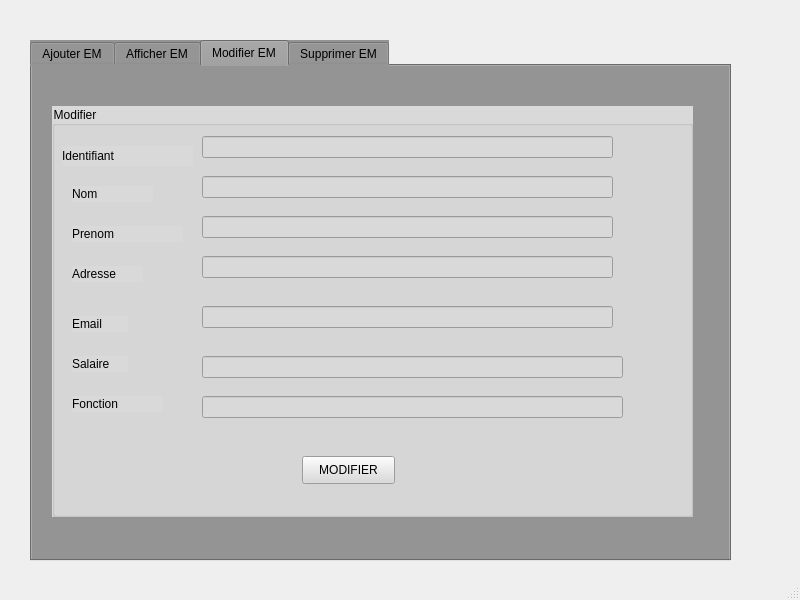
This is mainwindow.ui in YasmineJebali/Smart_contracting-and-construction-compagny_2A8 as Qt 5 draws it before an edit. The edited form follows.
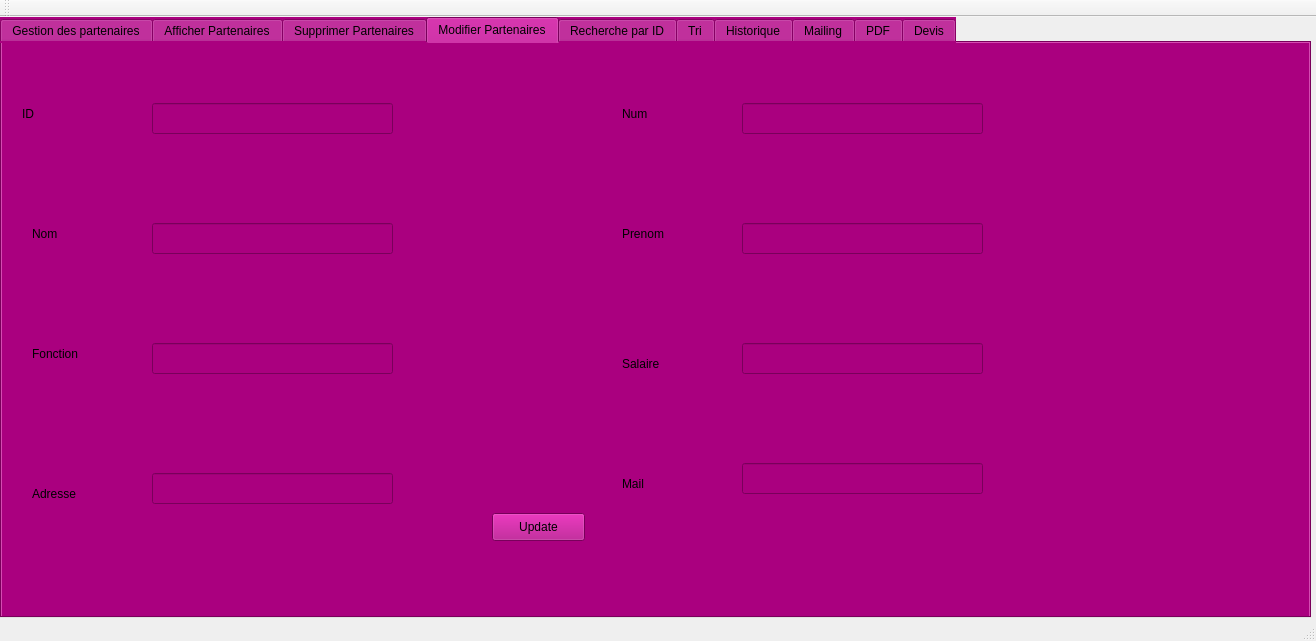
This is the edited form. The open tabs and pages were chosen to show the change.

The edit to the form file:
```diff
--- a/mainwindow.ui
+++ b/mainwindow.ui
@@ -6,36 +6,35 @@
    <rect>
     <x>0</x>
     <y>0</y>
-    <width>800</width>
-    <height>600</height>
+    <width>1316</width>
+    <height>641</height>
    </rect>
   </property>
   <property name="windowTitle">
    <string>MainWindow</string>
   </property>
-  <widget class="QWidget" name="centralwidget">
-   <widget class="QTabWidget" name="le_id_sup">
+  <widget class="QWidget" name="centralWidget">
+   <widget class="QTabWidget" name="tabWidget">
     <property name="geometry">
      <rect>
-      <x>30</x>
-      <y>40</y>
-      <width>701</width>
-      <height>521</height>
+      <x>0</x>
+      <y>0</y>
+      <width>1311</width>
+      <height>601</height>
      </rect>
     </property>
     <property name="accessibleName">
      <string/>
     </property>
     <property name="styleSheet">
-     <string notr="true">
-background-color: rgb(148, 148, 148);</string>
+     <string notr="true">background-color: rgb(170, 0, 127);</string>
     </property>
     <property name="currentIndex">
      <number>2</number>
     </property>
-    <widget class="QWidget" name="widget">
+    <widget class="QWidget" name="tab">
      <attribute name="title">
-      <string>Ajouter EM</string>
+      <string>Gestion des partenaires</string>
      </attribute>
      <widget class="QGroupBox" name="groupBox">
       <property name="geometry">
@@ -217,7 +216,23 @@
         </rect>
        </property>
       </widget>
-      <widget class="QLineEdit" name="fonction">
+     </widget>
+     <widget class="QGroupBox" name="groupBox_2">
+      <property name="geometry">
+       <rect>
+        <x>310</x>
+        <y>90</y>
+        <width>171</width>
+        <height>291</height>
+       </rect>
+      </property>
+      <property name="styleSheet">
+       <string notr="true">font: 16pt &quot;MS Shell Dlg 2&quot;;</string>
+      </property>
+      <property name="title">
+       <string>CRUD</string>
+      </property>
+      <widget class="QPushButton" name="pbajouter">
        <property name="geometry">
         <rect>
          <x>150</x>
@@ -231,232 +246,408 @@
     </widget>
     <widget class="QWidget" name="tab_3">
      <attribute name="title">
-      <string>Afficher EM</string>
+      <string>Afficher Partenaires</string>
      </attribute>
      <widget class="QTableView" name="tab_employee">
       <property name="geometry">
        <rect>
-        <x>70</x>
+        <x>50</x>
+        <y>30</y>
+        <width>431</width>
+        <height>411</height>
+       </rect>
+      </property>
+     </widget>
+    </widget>
+    <widget class="QWidget" name="tab_4">
+     <attribute name="title">
+      <string>Supprimer Partenaires</string>
+     </attribute>
+     <widget class="QPushButton" name="sup">
+      <property name="geometry">
+       <rect>
+        <x>300</x>
+        <y>120</y>
+        <width>93</width>
+        <height>28</height>
+       </rect>
+      </property>
+      <property name="text">
+       <string>Supprimer</string>
+      </property>
+     </widget>
+     <widget class="QLabel" name="label_8">
+      <property name="geometry">
+       <rect>
+        <x>50</x>
         <y>50</y>
-        <width>521</width>
-        <height>331</height>
+        <width>221</width>
+        <height>16</height>
        </rect>
       </property>
-      <property name="styleSheet">
-       <string notr="true">background-color: rgb(218, 217, 217);
-</string>
+      <property name="text">
+       <string>Entrer l'ID du partenaire à supprimer</string>
+      </property>
+     </widget>
+     <widget class="QLineEdit" name="le_id_sup">
+      <property name="geometry">
+       <rect>
+        <x>410</x>
+        <y>50</y>
+        <width>113</width>
+        <height>22</height>
+       </rect>
       </property>
      </widget>
     </widget>
     <widget class="QWidget" name="tab_2">
      <attribute name="title">
-      <string>Modifier EM</string>
+      <string>Modifier Partenaires</string>
      </attribute>
-     <widget class="QListWidget" name="listWidget">
+     <widget class="QLineEdit" name="lee_Id">
       <property name="geometry">
        <rect>
-        <x>400</x>
-        <y>100</y>
-        <width>256</width>
-        <height>192</height>
+        <x>150</x>
+        <y>60</y>
+        <width>241</width>
+        <height>31</height>
        </rect>
       </property>
      </widget>
-     <widget class="QGroupBox" name="groupBox_2">
+     <widget class="QLineEdit" name="lee_Nom">
+      <property name="geometry">
+       <rect>
+        <x>150</x>
+        <y>180</y>
+        <width>241</width>
+        <height>31</height>
+       </rect>
+      </property>
+     </widget>
+     <widget class="QLineEdit" name="lee_Fonction">
+      <property name="geometry">
+       <rect>
+        <x>150</x>
+        <y>300</y>
+        <width>241</width>
+        <height>31</height>
+       </rect>
+      </property>
+     </widget>
+     <widget class="QLineEdit" name="lee_Adresse">
+      <property name="geometry">
+       <rect>
+        <x>150</x>
+        <y>430</y>
+        <width>241</width>
+        <height>31</height>
+       </rect>
+      </property>
+     </widget>
+     <widget class="QLineEdit" name="lee_Num">
+      <property name="geometry">
+       <rect>
+        <x>740</x>
+        <y>60</y>
+        <width>241</width>
+        <height>31</height>
+       </rect>
+      </property>
+     </widget>
+     <widget class="QLineEdit" name="lee_Prenom">
+      <property name="geometry">
+       <rect>
+        <x>740</x>
+        <y>180</y>
+        <width>241</width>
+        <height>31</height>
+       </rect>
+      </property>
+     </widget>
+     <widget class="QLineEdit" name="lee_Salaire">
+      <property name="geometry">
+       <rect>
+        <x>740</x>
+        <y>300</y>
+        <width>241</width>
+        <height>31</height>
+       </rect>
+      </property>
+     </widget>
+     <widget class="QLineEdit" name="lee_mail">
+      <property name="geometry">
+       <rect>
+        <x>740</x>
+        <y>420</y>
+        <width>241</width>
+        <height>31</height>
+       </rect>
+      </property>
+     </widget>
+     <widget class="QLabel" name="label_9">
       <property name="geometry">
        <rect>
         <x>20</x>
-        <y>40</y>
-        <width>641</width>
+        <y>60</y>
+        <width>111</width>
+        <height>21</height>
+       </rect>
+      </property>
+      <property name="text">
+       <string>ID</string>
+      </property>
+     </widget>
+     <widget class="QLabel" name="label_10">
+      <property name="geometry">
+       <rect>
+        <x>30</x>
+        <y>180</y>
+        <width>111</width>
+        <height>21</height>
+       </rect>
+      </property>
+      <property name="text">
+       <string>Nom</string>
+      </property>
+     </widget>
+     <widget class="QLabel" name="label_11">
+      <property name="geometry">
+       <rect>
+        <x>30</x>
+        <y>300</y>
+        <width>111</width>
+        <height>21</height>
+       </rect>
+      </property>
+      <property name="text">
+       <string>Fonction</string>
+      </property>
+     </widget>
+     <widget class="QLabel" name="label_12">
+      <property name="geometry">
+       <rect>
+        <x>30</x>
+        <y>440</y>
+        <width>111</width>
+        <height>21</height>
+       </rect>
+      </property>
+      <property name="text">
+       <string>Adresse</string>
+      </property>
+     </widget>
+     <widget class="QLabel" name="label_13">
+      <property name="geometry">
+       <rect>
+        <x>620</x>
+        <y>60</y>
+        <width>111</width>
+        <height>21</height>
+       </rect>
+      </property>
+      <property name="text">
+       <string>Num</string>
+      </property>
+     </widget>
+     <widget class="QLabel" name="label_14">
+      <property name="geometry">
+       <rect>
+        <x>620</x>
+        <y>180</y>
+        <width>111</width>
+        <height>21</height>
+       </rect>
+      </property>
+      <property name="text">
+       <string>Prenom</string>
+      </property>
+     </widget>
+     <widget class="QLabel" name="label_15">
+      <property name="geometry">
+       <rect>
+        <x>620</x>
+        <y>310</y>
+        <width>111</width>
+        <height>21</height>
+       </rect>
+      </property>
+      <property name="text">
+       <string>Salaire</string>
+      </property>
+     </widget>
+     <widget class="QLabel" name="label_16">
+      <property name="geometry">
+       <rect>
+        <x>620</x>
+        <y>430</y>
+        <width>111</width>
+        <height>21</height>
+       </rect>
+      </property>
+      <property name="text">
+       <string>Mail</string>
+      </property>
+     </widget>
+     <widget class="QPushButton" name="pbupdate">
+      <property name="geometry">
+       <rect>
+        <x>490</x>
+        <y>470</y>
+        <width>93</width>
+        <height>28</height>
+       </rect>
+      </property>
+      <property name="text">
+       <string>Update</string>
+      </property>
+     </widget>
+    </widget>
+    <widget class="QWidget" name="tab_5">
+     <attribute name="title">
+      <string>Recherche par ID</string>
+     </attribute>
+     <widget class="QLabel" name="label_17">
+      <property name="geometry">
+       <rect>
+        <x>180</x>
+        <y>80</y>
+        <width>321</width>
+        <height>16</height>
+       </rect>
+      </property>
+      <property name="text">
+       <string>Entrez l'ID du partenaire pour afficher ses coordonnées</string>
+      </property>
+     </widget>
+     <widget class="QPushButton" name="reche">
+      <property name="geometry">
+       <rect>
+        <x>470</x>
+        <y>160</y>
+        <width>93</width>
+        <height>28</height>
+       </rect>
+      </property>
+      <property name="text">
+       <string>Rechercher</string>
+      </property>
+     </widget>
+     <widget class="QLineEdit" name="search_id">
+      <property name="geometry">
+       <rect>
+        <x>550</x>
+        <y>80</y>
+        <width>113</width>
+        <height>22</height>
+       </rect>
+      </property>
+     </widget>
+     <widget class="QTableView" name="tabView">
+      <property name="geometry">
+       <rect>
+        <x>105</x>
+        <y>201</y>
+        <width>961</width>
+        <height>271</height>
+       </rect>
+      </property>
+     </widget>
+     <widget class="QLineEdit" name="search_prenom">
+      <property name="geometry">
+       <rect>
+        <x>880</x>
+        <y>80</y>
+        <width>113</width>
+        <height>22</height>
+       </rect>
+      </property>
+     </widget>
+    </widget>
+    <widget class="QWidget" name="tab_6">
+     <attribute name="title">
+      <string>Tri</string>
+     </attribute>
+     <widget class="QRadioButton" name="TRIID">
+      <property name="geometry">
+       <rect>
+        <x>130</x>
+        <y>100</y>
+        <width>151</width>
+        <height>71</height>
+       </rect>
+      </property>
+      <property name="text">
+       <string>Identifiant Partenaire</string>
+      </property>
+     </widget>
+     <widget class="QRadioButton" name="TRINOM">
+      <property name="geometry">
+       <rect>
+        <x>360</x>
+        <y>100</y>
+        <width>141</width>
+        <height>81</height>
+       </rect>
+      </property>
+      <property name="text">
+       <string>Nom Partenaire</string>
+      </property>
+     </widget>
+     <widget class="QFrame" name="frame">
+      <property name="geometry">
+       <rect>
+        <x>100</x>
+        <y>49</y>
+        <width>541</width>
+        <height>191</height>
+       </rect>
+      </property>
+      <property name="styleSheet">
+       <string notr="true">padding : 5px;
+border-raduis:5px;
+font-weight:bold;
+</string>
+      </property>
+      <property name="frameShape">
+       <enum>QFrame::StyledPanel</enum>
+      </property>
+      <property name="frameShadow">
+       <enum>QFrame::Raised</enum>
+      </property>
+     </widget>
+     <widget class="QTableView" name="tab_part_2">
+      <property name="geometry">
+       <rect>
+        <x>670</x>
+        <y>30</y>
+        <width>551</width>
+        <height>461</height>
+       </rect>
+      </property>
+     </widget>
+     <zorder>frame</zorder>
+     <zorder>TRIID</zorder>
+     <zorder>TRINOM</zorder>
+     <zorder>tab_part_2</zorder>
+    </widget>
+    <widget class="QWidget" name="tab_8">
+     <attribute name="title">
+      <string>Historique</string>
+     </attribute>
+     <widget class="QTextBrowser" name="historique">
+      <property name="geometry">
+       <rect>
+        <x>45</x>
+        <y>31</y>
+        <width>1231</width>
         <height>411</height>
        </rect>
       </property>
-      <property name="styleSheet">
-       <string notr="true">font: 10pt &quot;MS Shell Dlg 2&quot;;
-background-color: rgb(218, 217, 217);</string>
-      </property>
-      <property name="title">
-       <string>Modifier</string>
-      </property>
-      <widget class="QLabel" name="le_id_3">
-       <property name="geometry">
-        <rect>
-         <x>10</x>
-         <y>40</y>
-         <width>131</width>
-         <height>20</height>
-        </rect>
-       </property>
-       <property name="text">
-        <string>Identifiant</string>
-       </property>
-      </widget>
-      <widget class="QLabel" name="label_8">
-       <property name="geometry">
-        <rect>
-         <x>20</x>
-         <y>80</y>
-         <width>81</width>
-         <height>16</height>
-        </rect>
-       </property>
-       <property name="text">
-        <string>Nom</string>
-       </property>
-      </widget>
-      <widget class="QLabel" name="label_9">
-       <property name="geometry">
-        <rect>
-         <x>20</x>
-         <y>120</y>
-         <width>111</width>
-         <height>16</height>
-        </rect>
-       </property>
-       <property name="text">
-        <string>Prenom</string>
-       </property>
-      </widget>
-      <widget class="QLineEdit" name="le_id_4">
-       <property name="geometry">
-        <rect>
-         <x>150</x>
-         <y>30</y>
-         <width>411</width>
-         <height>22</height>
-        </rect>
-       </property>
-      </widget>
-      <widget class="QLineEdit" name="le_nom_2">
-       <property name="geometry">
-        <rect>
-         <x>150</x>
-         <y>70</y>
-         <width>411</width>
-         <height>22</height>
-        </rect>
-       </property>
-      </widget>
-      <widget class="QLineEdit" name="le_prenom_2">
-       <property name="geometry">
-        <rect>
-         <x>150</x>
-         <y>110</y>
-         <width>411</width>
-         <height>22</height>
-        </rect>
-       </property>
-      </widget>
-      <widget class="QPushButton" name="pb_modifier">
-       <property name="geometry">
-        <rect>
-         <x>250</x>
-         <y>350</y>
-         <width>93</width>
-         <height>28</height>
-        </rect>
-       </property>
-       <property name="text">
-        <string>MODIFIER</string>
-       </property>
-      </widget>
-      <widget class="QLabel" name="label_10">
-       <property name="geometry">
-        <rect>
-         <x>20</x>
-         <y>160</y>
-         <width>71</width>
-         <height>16</height>
-        </rect>
-       </property>
-       <property name="text">
-        <string>Adresse</string>
-       </property>
-      </widget>
-      <widget class="QLabel" name="label_11">
-       <property name="geometry">
-        <rect>
-         <x>20</x>
-         <y>210</y>
-         <width>56</width>
-         <height>16</height>
-        </rect>
-       </property>
-       <property name="text">
-        <string>Email</string>
-       </property>
-      </widget>
-      <widget class="QLabel" name="label_12">
-       <property name="geometry">
-        <rect>
-         <x>20</x>
-         <y>250</y>
-         <width>56</width>
-         <height>16</height>
-        </rect>
-       </property>
-       <property name="text">
-        <string>Salaire</string>
-       </property>
-      </widget>
-      <widget class="QLabel" name="label_13">
-       <property name="geometry">
-        <rect>
-         <x>20</x>
-         <y>290</y>
-         <width>91</width>
-         <height>16</height>
-        </rect>
-       </property>
-       <property name="text">
-        <string>Fonction</string>
-       </property>
-      </widget>
-      <widget class="QLineEdit" name="adresse_2">
-       <property name="geometry">
-        <rect>
-         <x>150</x>
-         <y>150</y>
-         <width>411</width>
-         <height>22</height>
-        </rect>
-       </property>
-      </widget>
-      <widget class="QLineEdit" name="email_2">
-       <property name="geometry">
-        <rect>
-         <x>150</x>
-         <y>200</y>
-         <width>411</width>
-         <height>22</height>
-        </rect>
-       </property>
-      </widget>
-      <widget class="QLineEdit" name="salaire_2">
-       <property name="geometry">
-        <rect>
-         <x>150</x>
-         <y>250</y>
-         <width>421</width>
-         <height>22</height>
-        </rect>
-       </property>
-      </widget>
-      <widget class="QLineEdit" name="fonction_2">
-       <property name="geometry">
-        <rect>
-         <x>150</x>
-         <y>290</y>
-         <width>421</width>
-         <height>22</height>
-        </rect>
-       </property>
-      </widget>
      </widget>
     </widget>
-    <widget class="QWidget" name="tab">
+    <widget class="QWidget" name="tab_7">
      <attribute name="title">
-      <string>Supprimer EM</string>
+      <string>Mailing</string>
      </attribute>
      <widget class="QLineEdit" name="le_id_sup_2">
       <property name="geometry">
@@ -497,6 +688,55 @@
        <string>Supprimer</string>
       </property>
      </widget>
+     <widget class="QLabel" name="label_58">
+      <property name="geometry">
+       <rect>
+        <x>460</x>
+        <y>180</y>
+        <width>111</width>
+        <height>41</height>
+       </rect>
+      </property>
+      <property name="text">
+       <string>Subject</string>
+      </property>
+     </widget>
+     <widget class="QLabel" name="label_59">
+      <property name="geometry">
+       <rect>
+        <x>460</x>
+        <y>280</y>
+        <width>111</width>
+        <height>41</height>
+       </rect>
+      </property>
+      <property name="text">
+       <string>Body</string>
+      </property>
+     </widget>
+    </widget>
+    <widget class="QWidget" name="tab_9">
+     <attribute name="title">
+      <string>PDF</string>
+     </attribute>
+     <widget class="QPushButton" name="CheckArduino">
+      <property name="geometry">
+       <rect>
+        <x>520</x>
+        <y>210</y>
+        <width>281</width>
+        <height>111</height>
+       </rect>
+      </property>
+      <property name="text">
+       <string>Create PDF</string>
+      </property>
+     </widget>
+    </widget>
+    <widget class="QWidget" name="tab_10">
+     <attribute name="title">
+      <string>Devis</string>
+     </attribute>
     </widget>
    </widget>
   </widget>
@@ -510,8 +750,17 @@
     </rect>
    </property>
   </widget>
-  <widget class="QStatusBar" name="statusbar"/>
+  <widget class="QToolBar" name="mainToolBar">
+   <attribute name="toolBarArea">
+    <enum>TopToolBarArea</enum>
+   </attribute>
+   <attribute name="toolBarBreak">
+    <bool>false</bool>
+   </attribute>
+  </widget>
+  <widget class="QStatusBar" name="statusBar"/>
  </widget>
+ <layoutdefault spacing="6" margin="11"/>
  <resources/>
  <connections/>
 </ui>
```
Left out of the diff: 319 changed lines with no effect on the pictures.
